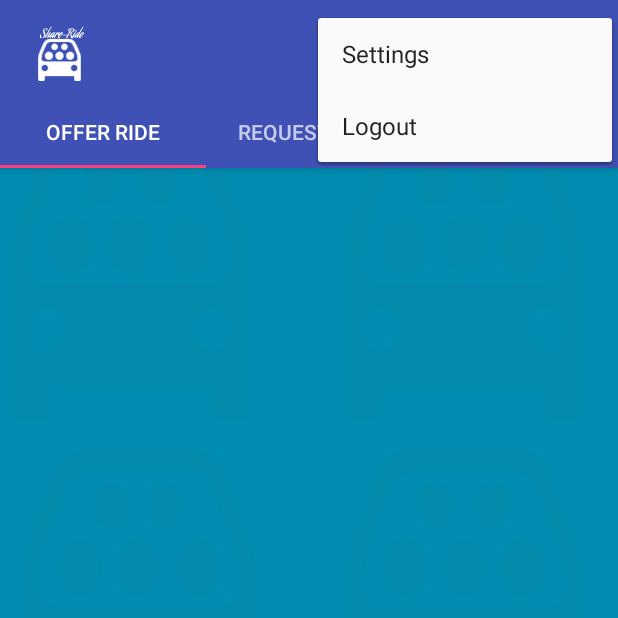
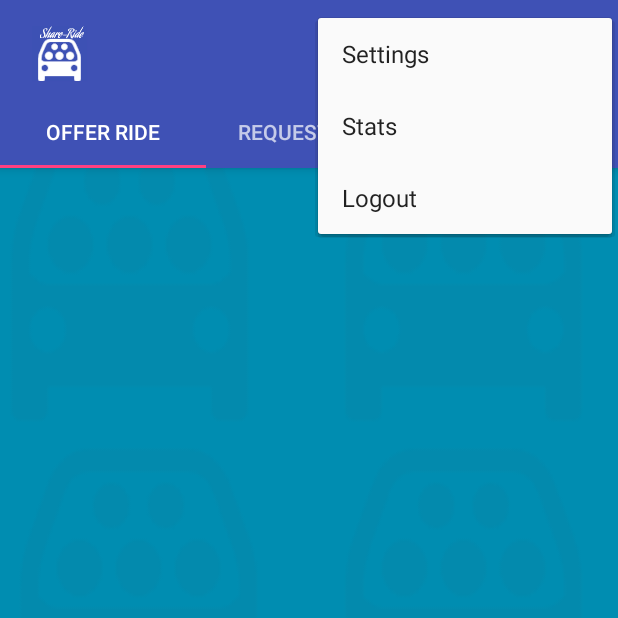
Before and after one commit to KingKongCoderr/ShareRide, an Android app: the FragmentRide screen opened directly, with no data from a screen before it, with the options menu open, on a phone screen of 412 x 824 dp, the top half of it. Run offline under Robolectric (Android 15) with nearby library versions, the phone set to English and light mode, and no system bars.

Commit message:
stats and logut

```diff
--- a/app/src/main/java/edu/nwmissouri/shareride/FragmentRide.java
+++ b/app/src/main/java/edu/nwmissouri/shareride/FragmentRide.java
@@ -99,7 +99,9 @@ public class FragmentRide extends Fragment {
             kinveyClient.user().logout().execute();
             Intent loginActivity = new Intent(getContext(), LoginActivity.class);
             startActivity(loginActivity);
-
+        } else if(id == R.id.stats){
+            Intent stats_intent=new Intent(getContext(),Statistics.class);
+            startActivity(stats_intent);
         }
 
         return super.onOptionsItemSelected(item);
--- a/app/src/main/java/edu/nwmissouri/shareride/FragmentRideRecent.java
+++ b/app/src/main/java/edu/nwmissouri/shareride/FragmentRideRecent.java
@@ -112,6 +112,9 @@ public class FragmentRideRecent extends Fragment {
             Intent loginActivity = new Intent(getContext(), LoginActivity.class);
             startActivity(loginActivity);
 
+        } else if(id == R.id.stats){
+            Intent stats_intent=new Intent(getContext(),Statistics.class);
+            startActivity(stats_intent);
         }
 //        else if (id == R.id.Add_Ride_Request)
 //        {
--- a/app/src/main/java/edu/nwmissouri/shareride/FragmentRideRequest.java
+++ b/app/src/main/java/edu/nwmissouri/shareride/FragmentRideRequest.java
@@ -91,11 +91,14 @@ public class FragmentRideRequest extends Fragment {
             Intent RideRequestIntent = new Intent(getContext(), NewRideRequestActivity.class);
             startActivity(RideRequestIntent);
             return true;
-        }else if(id == R.id.logout){
+        }else if (id == R.id.logout) {
             kinveyClient.user().logout().execute();
             Intent loginActivity = new Intent(getContext(), LoginActivity.class);
             startActivity(loginActivity);
 
+        } else if(id == R.id.stats){
+            Intent stats_intent=new Intent(getContext(),Statistics.class);
+            startActivity(stats_intent);
         }
 
         return super.onOptionsItemSelected(item);
--- a/app/src/main/res/menu/menu_ride.xml
+++ b/app/src/main/res/menu/menu_ride.xml
@@ -8,8 +8,13 @@
         android:title="@string/action_settings"
         app:showAsAction="never" />
     <item
+        android:id="@+id/stats"
+        android:orderInCategory="101"
+        android:title="Stats"
+        app:showAsAction="never" />
+    <item
         android:id="@+id/logout"
-        android:orderInCategory="101"
+        android:orderInCategory="102"
         android:title="@string/logout"
         app:showAsAction="never" />
     <item
--- a/app/src/main/res/menu/menu_ride_request.xml
+++ b/app/src/main/res/menu/menu_ride_request.xml
@@ -7,8 +7,13 @@
         android:title="@string/action_settings"
         app:showAsAction="never" />
     <item
+        android:id="@+id/stats"
+        android:orderInCategory="101"
+        android:title="Stats"
+        app:showAsAction="never" />
+    <item
         android:id="@+id/logout"
-        android:orderInCategory="101"
+        android:orderInCategory="102"
         android:title="@string/logout"
         app:showAsAction="never" />
     <item
```
Also changed, not shown: app/src/main/java/edu/nwmissouri/shareride/MainActivity.java (+9 -0 lines), app/src/main/java/edu/nwmissouri/shareride/RiderOfferDetailActivity.java (+16 -1 lines), app/src/main/java/edu/nwmissouri/shareride/RiderRequestDetailActivity.java (+8 -0 lines), app/src/main/res/menu/menu_main.xml (+8 -1 lines), app/src/main/res/menu/menu_ride_offer_edit.xml (+6 -1 lines), app/src/main/res/menu/menu_ride_request_edit.xml (+6 -1 lines).
